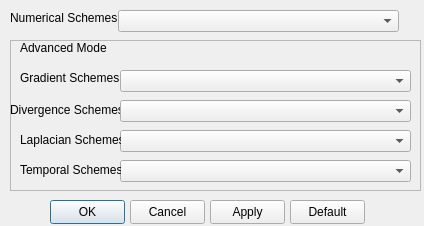
First picture: the form in src/numericDialog.ui, repository thawtar/ampersandCFD, before the edit.
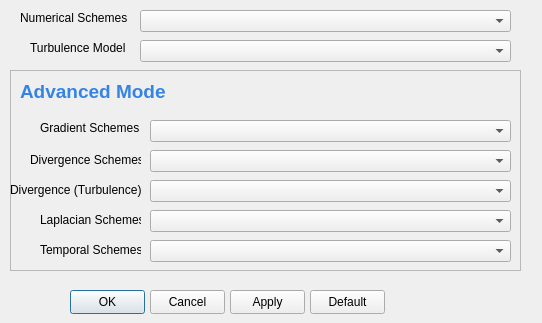
Second picture: the form after the edit.

What changed in the file:
```diff
--- a/src/numericDialog.ui
+++ b/src/numericDialog.ui
@@ -6,8 +6,8 @@
    <rect>
     <x>0</x>
     <y>0</y>
-    <width>424</width>
-    <height>226</height>
+    <width>542</width>
+    <height>323</height>
    </rect>
   </property>
   <property name="windowTitle">
@@ -16,8 +16,8 @@
   <widget class="QPushButton" name="pushButtonOK">
    <property name="geometry">
     <rect>
-     <x>50</x>
-     <y>200</y>
+     <x>70</x>
+     <y>290</y>
      <width>75</width>
      <height>24</height>
     </rect>
@@ -29,8 +29,8 @@
   <widget class="QPushButton" name="pushButtonCancel">
    <property name="geometry">
     <rect>
-     <x>130</x>
-     <y>200</y>
+     <x>150</x>
+     <y>290</y>
      <width>75</width>
      <height>24</height>
     </rect>
@@ -42,8 +42,8 @@
   <widget class="QPushButton" name="pushButtonApply">
    <property name="geometry">
     <rect>
-     <x>210</x>
-     <y>200</y>
+     <x>230</x>
+     <y>290</y>
      <width>75</width>
      <height>24</height>
     </rect>
@@ -55,8 +55,8 @@
   <widget class="QPushButton" name="pushButtonDefault">
    <property name="geometry">
     <rect>
-     <x>290</x>
-     <y>200</y>
+     <x>310</x>
+     <y>290</y>
      <width>75</width>
      <height>24</height>
     </rect>
@@ -68,9 +68,9 @@
   <widget class="QComboBox" name="comboBoxBasicMode">
    <property name="geometry">
     <rect>
-     <x>118</x>
+     <x>140</x>
      <y>10</y>
-     <width>281</width>
+     <width>371</width>
      <height>22</height>
     </rect>
    </property>
@@ -78,7 +78,7 @@
   <widget class="QLabel" name="label_5">
    <property name="geometry">
     <rect>
-     <x>10</x>
+     <x>20</x>
      <y>10</y>
      <width>111</width>
      <height>16</height>
@@ -92,9 +92,9 @@
    <property name="geometry">
     <rect>
      <x>10</x>
-     <y>40</y>
-     <width>411</width>
-     <height>151</height>
+     <y>70</y>
+     <width>511</width>
+     <height>201</height>
     </rect>
    </property>
    <property name="frameShape">
@@ -106,8 +106,8 @@
    <widget class="QLabel" name="label_2">
     <property name="geometry">
      <rect>
-      <x>0</x>
-      <y>60</y>
+      <x>20</x>
+      <y>80</y>
       <width>111</width>
       <height>20</height>
      </rect>
@@ -119,9 +119,9 @@
    <widget class="QComboBox" name="comboBoxDivScheme">
     <property name="geometry">
      <rect>
-      <x>110</x>
-      <y>60</y>
-      <width>291</width>
+      <x>140</x>
+      <y>80</y>
+      <width>361</width>
       <height>22</height>
      </rect>
     </property>
@@ -129,8 +129,8 @@
    <widget class="QLabel" name="label">
     <property name="geometry">
      <rect>
-      <x>10</x>
-      <y>30</y>
+      <x>30</x>
+      <y>50</y>
       <width>101</width>
       <height>16</height>
      </rect>
@@ -142,9 +142,9 @@
    <widget class="QComboBox" name="comboBoxLaplacian">
     <property name="geometry">
      <rect>
-      <x>110</x>
-      <y>90</y>
-      <width>291</width>
+      <x>140</x>
+      <y>140</y>
+      <width>361</width>
       <height>22</height>
      </rect>
     </property>
@@ -152,9 +152,9 @@
    <widget class="QComboBox" name="comboBoxGradScheme">
     <property name="geometry">
      <rect>
-      <x>110</x>
-      <y>30</y>
-      <width>291</width>
+      <x>140</x>
+      <y>50</y>
+      <width>361</width>
       <height>22</height>
      </rect>
     </property>
@@ -162,8 +162,8 @@
    <widget class="QLabel" name="label_3">
     <property name="geometry">
      <rect>
-      <x>10</x>
-      <y>90</y>
+      <x>30</x>
+      <y>140</y>
       <width>101</width>
       <height>20</height>
      </rect>
@@ -175,9 +175,9 @@
    <widget class="QComboBox" name="comboBoxTemporal">
     <property name="geometry">
      <rect>
-      <x>110</x>
-      <y>120</y>
-      <width>291</width>
+      <x>140</x>
+      <y>170</y>
+      <width>361</width>
       <height>22</height>
      </rect>
     </property>
@@ -185,8 +185,8 @@
    <widget class="QLabel" name="label_4">
     <property name="geometry">
      <rect>
-      <x>10</x>
-      <y>120</y>
+      <x>30</x>
+      <y>170</y>
       <width>101</width>
       <height>20</height>
      </rect>
@@ -195,20 +195,66 @@
      <string>Temporal Schemes</string>
     </property>
    </widget>
+   <widget class="QComboBox" name="comboBoxDivTurb">
+    <property name="geometry">
+     <rect>
+      <x>140</x>
+      <y>110</y>
+      <width>361</width>
+      <height>22</height>
+     </rect>
+    </property>
+   </widget>
+   <widget class="QLabel" name="label_11">
+    <property name="geometry">
+     <rect>
+      <x>0</x>
+      <y>110</y>
+      <width>131</width>
+      <height>20</height>
+     </rect>
+    </property>
+    <property name="text">
+     <string>Divergence (Turbulence)</string>
+    </property>
+   </widget>
    <widget class="QLabel" name="label_6">
     <property name="geometry">
      <rect>
       <x>10</x>
-      <y>0</y>
-      <width>91</width>
-      <height>16</height>
+      <y>10</y>
+      <width>171</width>
+      <height>21</height>
      </rect>
     </property>
     <property name="text">
-     <string>Advanced Mode</string>
+     <string>&lt;html&gt;&lt;head/&gt;&lt;body&gt;&lt;p&gt;&lt;span style=&quot; font-size:14pt; font-weight:600; color:#3584e4;&quot;&gt;Advanced Mode&lt;/span&gt;&lt;/p&gt;&lt;/body&gt;&lt;/html&gt;</string>
     </property>
    </widget>
   </widget>
+  <widget class="QComboBox" name="comboBoxTurbulenceModels">
+   <property name="geometry">
+    <rect>
+     <x>140</x>
+     <y>40</y>
+     <width>371</width>
+     <height>22</height>
+    </rect>
+   </property>
+  </widget>
+  <widget class="QLabel" name="label_7">
+   <property name="geometry">
+    <rect>
+     <x>30</x>
+     <y>40</y>
+     <width>101</width>
+     <height>16</height>
+    </rect>
+   </property>
+   <property name="text">
+    <string>Turbulence Model</string>
+   </property>
+  </widget>
  </widget>
  <resources/>
  <connections/>
```
Left out of the diff: 2 changed lines with no effect on the pictures.
